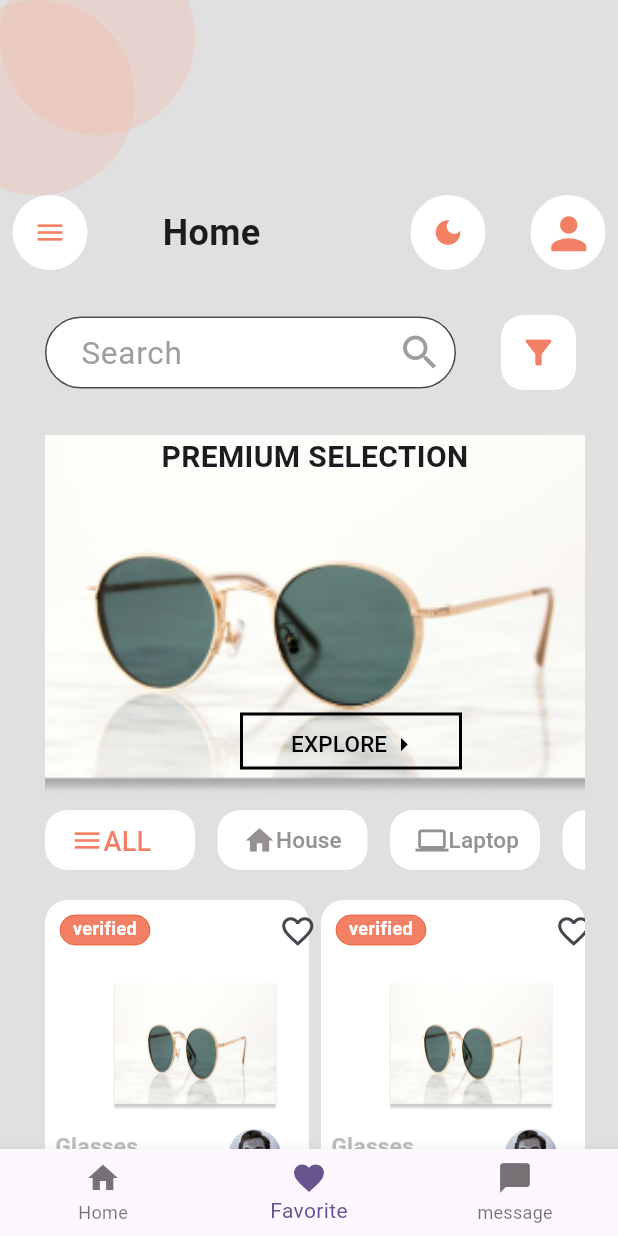
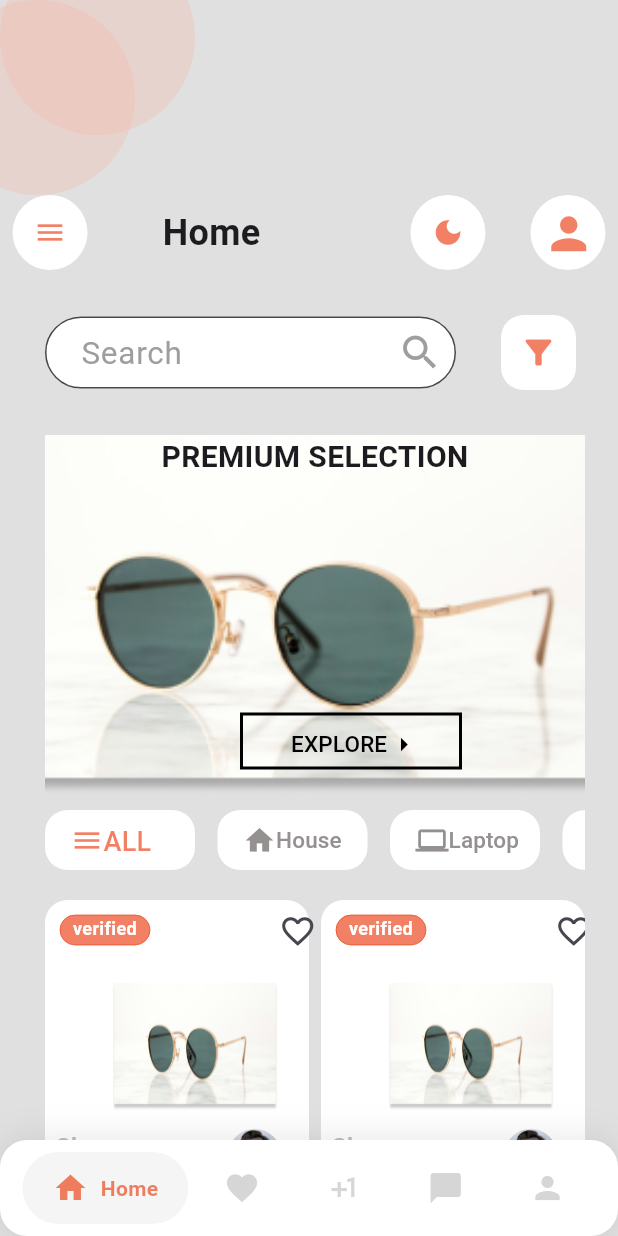
Before and after one commit to PROJECTVMR/Ideals-App, a Flutter app: the screen it shows after launch, on a phone screen of 412 x 824 dp. Run offline on Flutter 3.47's test engine with Material 3 defaults, Android fonts, the phone set to English and light mode, and no system bars; drawn by our look-alikes of google_nav_bar; missing offline and left inert: icon; Roboto replaces fonts that are missing (Poppins).

Commit message:
HomePageComplete

```diff
--- a/lib/main.dart
+++ b/lib/main.dart
@@ -2,6 +2,9 @@
 import 'package:flutter/cupertino.dart';
 import 'package:flutter/material.dart';
 import 'package:flutter/widgets.dart';
+import 'package:google_nav_bar/google_nav_bar.dart';
+import 'package:icon/icon.dart';
+
 
 
 void main() {
@@ -41,6 +44,7 @@ class _MyHomePageState extends State<MyHomePage> {
     return Scaffold(
         backgroundColor: Colors.grey[300],
         body: Container(
+          width: MediaQuery.of(context).size.width,
           //color: Colors.black,
           child: Stack(
             alignment: AlignmentDirectional.bottomCenter,
@@ -96,7 +100,7 @@ class _MyHomePageState extends State<MyHomePage> {
               Container(
                   //color: Colors.black,
                   margin: EdgeInsets.only(top:210, left: 30 ,right: 22.0),
-
+                  width: MediaQuery.of(context).size.width,
                   child: SingleChildScrollView(
                       child:Column(children: const <Widget>[
                     Row(
@@ -151,29 +155,70 @@ class _MyHomePageState extends State<MyHomePage> {
             ],
           ),
         ),
-      bottomNavigationBar: BottomNavigationBar(
-        currentIndex: 1,
-        onTap: (value) => {},
-        items: const [
-          BottomNavigationBarItem(
-            icon: Icon(Icons.home_sharp),
-            label: 'Home',
+      bottomNavigationBar: Container(
+        decoration: BoxDecoration(
+          borderRadius: BorderRadius.circular(18),
+          color: Colors.white,
+          boxShadow: [
+            BoxShadow(
+              blurRadius: 20,
+              color: Colors.black.withOpacity(.1),
+            )
+          ],
+        ),
+        child: SafeArea(
+          child: Padding(
+            padding: const EdgeInsets.symmetric(horizontal: 15.0, vertical: 8),
+            child: GNav(
+              rippleColor: Colors.red[300]!,
+              hoverColor: Colors.grey[100]!,
+              gap: 8,
+              activeColor:  Color.fromARGB(164, 234, 58, 14),
+              iconSize: 24,
+              padding: EdgeInsets.symmetric(horizontal: 20, vertical: 12),
+              duration: Duration(milliseconds: 400),
+              tabBackgroundColor: Colors.grey[100]!,
+              color: Colors.grey[350],
+              tabs: [
+                GButton(
+                  icon: Icons.home,
+                  text: 'Home',
+                ),
+                GButton(
+                  icon: Icons.favorite,
+                  text: 'Favorites',
+                ),
+                GButton(
+                  icon: Icons.plus_one,
+                  text: 'Add',
+                ),
+                GButton(
+                  icon: Icons.messenger,
+                  text: 'Search',
+                ),
+                GButton(
+                  icon: Icons.person,
+                  text: 'Profile',
+                ),
+              ],
+              selectedIndex: 0,
+              onTabChange: (index) {
+                setState(() {
+                  var selectedIndex = index;
+                });
+              },
+            ),
           ),
-          BottomNavigationBarItem(
-            icon: Icon(Icons.favorite_sharp),
-            label: 'Favorite',
-          ),
-          BottomNavigationBarItem(
-            icon: Icon(Icons.messenger),
-            label: 'message',
-          ),
-
-        ],
+        ),
       ),
 
     );
   }
 }
+
+
+
+
 
 //Motif
 // ignore: camel_case_types
@@ -346,7 +391,7 @@ class _BannerWidgetState extends State<BannerWidget> {
   Widget build(BuildContext context) {
     return  Container(
       margin: EdgeInsets.only(top: 30.0),
-      width: double.infinity,
+      width: MediaQuery.of(context).size.width,
       height: 240,
       decoration: BoxDecoration(
         image: DecorationImage(
@@ -434,7 +479,7 @@ class _CategoryWidgetState extends State<CategoryWidget> {
   Widget build(BuildContext context) {
     return  Container(
         margin: EdgeInsets.only(top: 10.0),
-        width: double.infinity,
+        width: MediaQuery.of(context).size.width,
         height: 40,
       child: ListView(
         scrollDirection: Axis.horizontal,
--- a/pubspec.yaml
+++ b/pubspec.yaml
@@ -28,6 +28,7 @@ environment:
 # the latest version available on pub.dev. To see which dependencies have newer
 # versions available, run `flutter pub outdated`.
 dependencies:
+  google_nav_bar: ^5.0.6
   flutter:
     sdk: flutter
 
@@ -35,6 +36,8 @@ dependencies:
   # The following adds the Cupertino Icons font to your application.
   # Use with the CupertinoIcons class for iOS style icons.
   cupertino_icons: ^1.0.6
+  line_icons: ^2.0.3
+  icon: ^2.2.1
 
 dev_dependencies:
   flutter_test:
@@ -45,7 +48,7 @@ dev_dependencies:
   # activated in the `analysis_options.yaml` file located at the root of your
   # package. See that file for information about deactivating specific lint
   # rules and activating additional ones.
-  flutter_lints: ^3.0.0
+  flutter_lints: ^4.0.0
 
 # For information on the generic Dart part of this file, see the
 # following page: https://dart.dev/tools/pub/pubspec
```
Also changed, not shown: pubspec.lock.
